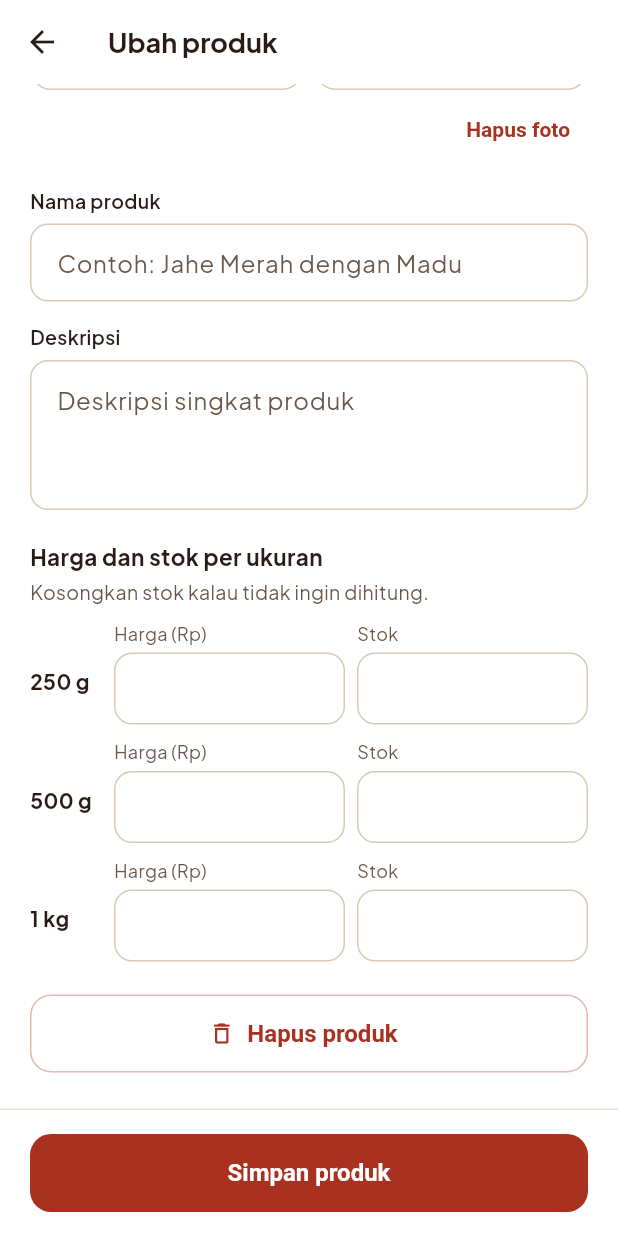
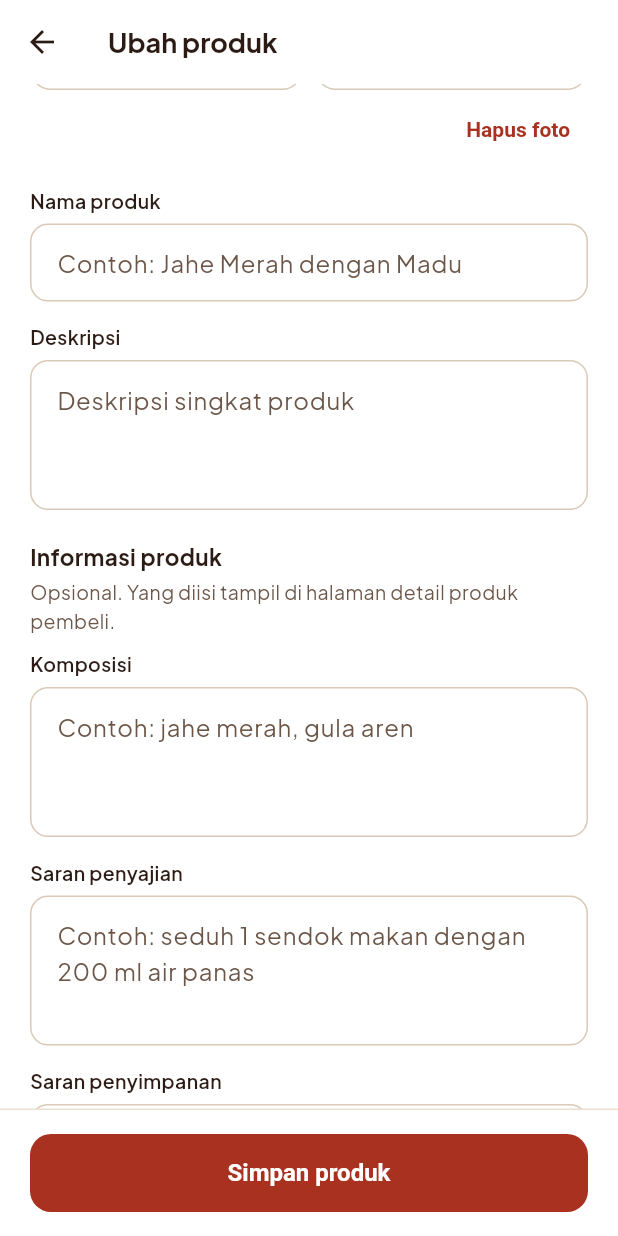
Before and after one commit to alwi-web/Jahe-Sabila-313.apk, a Flutter app: the AdminProductFormScreen screen opened directly with empty values, scrolled down 285 dp, on a phone screen of 412 x 824 dp. Run offline on Flutter 3.47's test engine with Material 3 defaults, Android fonts, the phone set to English and light mode, and no system bars; our stand-ins replace firebase_core, firebase_messaging, google_fonts, image_picker, pdf, printing and 2 more; missing offline and left inert: excel; accounts and stored records are empty.

Commit message:
Admin bisa mengisi komposisi, saran penyajian, dan saran penyimpanan produk (#18)
- Kolom produk.komposisi, saran_penyajian, saran_penyimpanan
  (supabase/migrasi_info_produk.sql, juga schema.sql).
- Formulir produk admin: bagian Informasi produk dengan tiga isian
  opsional.
- Detail produk pembeli: blok Komposisi, Saran penyajian, Saran
  penyimpanan, hanya yang diisi.
- Produk dibaca dengan select('*') supaya katalog tetap jalan sebelum
  SQL dijalankan.


Claude-Session: https://claude.ai/code/session_01VnVquaV24vzXngisXNKw6i

Co-authored-by: Claude <noreply@anthropic.com>

```diff
--- a/lib/data/memory_repository.dart
+++ b/lib/data/memory_repository.dart
@@ -336,6 +336,9 @@ class MemoryRepository implements ShopRepository {
       id: id,
       name: d.name.trim(),
       description: d.description.trim(),
+      composition: d.composition.trim(),
+      servingSuggestion: d.servingSuggestion.trim(),
+      storageSuggestion: d.storageSuggestion.trim(),
       accent: i >= 0 ? _products[i].accent : const Color(0xFFA8321F),
       imageBytes: d.newImageBytes ?? (d.removeImage ? null : d.currentImageBytes),
       variants: [
--- a/lib/data/models.dart
+++ b/lib/data/models.dart
@@ -37,11 +37,19 @@ class Product {
     required List<Variant> variants,
     this.imageUrl,
     this.imageBytes,
+    this.composition = '',
+    this.servingSuggestion = '',
+    this.storageSuggestion = '',
   }) : variants = [...variants]..sort((a, b) => a.size.index.compareTo(b.size.index));
 
   final String id;
   final String name;
   final String description;
+
+  /// Informasi tambahan dari admin; tampil di detail produk kalau diisi.
+  final String composition;
+  final String servingSuggestion;
+  final String storageSuggestion;
 
   /// Warna garis label pada kemasan, pembeda antar varian.
   final Color accent;
@@ -230,6 +238,9 @@ class ProductDraft {
     this.id,
     this.name = '',
     this.description = '',
+    this.composition = '',
+    this.servingSuggestion = '',
+    this.storageSuggestion = '',
     this.imageUrl,
     this.currentImageBytes,
     Map<PackSize, int>? prices,
@@ -241,6 +252,9 @@ class ProductDraft {
   final String? id;
   String name;
   String description;
+  String composition;
+  String servingSuggestion;
+  String storageSuggestion;
 
   /// Foto yang sudah tersimpan (URL di Supabase Storage).
   String? imageUrl;
@@ -261,6 +275,9 @@ class ProductDraft {
         id: p.id,
         name: p.name,
         description: p.description,
+        composition: p.composition,
+        servingSuggestion: p.servingSuggestion,
+        storageSuggestion: p.storageSuggestion,
         imageUrl: p.imageUrl,
         currentImageBytes: p.imageBytes,
         prices: {for (final v in p.variants) v.size: v.price},
--- a/lib/data/supabase_repository.dart
+++ b/lib/data/supabase_repository.dart
@@ -133,7 +133,8 @@ class SupabaseRepository implements ShopRepository {
   Future<List<Product>> fetchProducts() async {
     final rows = await _db
         .from('produk')
-        .select('id, nama, deskripsi, warna, gambar, varian_produk(id, ukuran, harga, stok)')
+        // '*': tetap jalan walaupun kolom informasi produk belum dibuat di database.
+        .select('*, varian_produk(id, ukuran, harga, stok)')
         .eq('aktif', true)
         .order('id');
     return rows.map((p) {
@@ -151,6 +152,9 @@ class SupabaseRepository implements ShopRepository {
         description: (p['deskripsi'] as String?) ?? '',
         accent: colorFromHex(p['warna'] as String?),
         imageUrl: p['gambar'] as String?,
+        composition: (p['komposisi'] as String?) ?? '',
+        servingSuggestion: (p['saran_penyajian'] as String?) ?? '',
+        storageSuggestion: (p['saran_penyimpanan'] as String?) ?? '',
         variants: variants,
       );
     }).where((p) => p.variants.isNotEmpty).toList();
@@ -334,7 +338,14 @@ class SupabaseRepository implements ShopRepository {
 
   @override
   Future<void> adminSaveProduct(ProductDraft d) async {
-    final data = {'nama': d.name.trim(), 'deskripsi': d.description.trim()};
+    String? opsional(String v) => v.trim().isEmpty ? null : v.trim();
+    final data = {
+      'nama': d.name.trim(),
+      'deskripsi': d.description.trim(),
+      'komposisi': opsional(d.composition),
+      'saran_penyajian': opsional(d.servingSuggestion),
+      'saran_penyimpanan': opsional(d.storageSuggestion),
+    };
     final int productId;
     if (d.id == null) {
       final row = await _db.from('produk').insert(data).select('id').single();
--- a/lib/screens/admin/admin_product_form_screen.dart
+++ b/lib/screens/admin/admin_product_form_screen.dart
@@ -22,6 +22,9 @@ class _AdminProductFormScreenState extends State<AdminProductFormScreen> {
   final _form = GlobalKey<FormState>();
   late final _name = TextEditingController(text: widget.draft.name);
   late final _desc = TextEditingController(text: widget.draft.description);
+  late final _composition = TextEditingController(text: widget.draft.composition);
+  late final _serving = TextEditingController(text: widget.draft.servingSuggestion);
+  late final _storage = TextEditingController(text: widget.draft.storageSuggestion);
   late final Map<PackSize, TextEditingController> _price = {
     for (final s in PackSize.values) s: TextEditingController(text: widget.draft.prices[s]?.toString() ?? ''),
   };
@@ -97,6 +100,9 @@ class _AdminProductFormScreenState extends State<AdminProductFormScreen> {
   void dispose() {
     _name.dispose();
     _desc.dispose();
+    _composition.dispose();
+    _serving.dispose();
+    _storage.dispose();
     for (final c in [..._price.values, ..._stock.values]) {
       c.dispose();
     }
@@ -109,6 +115,9 @@ class _AdminProductFormScreenState extends State<AdminProductFormScreen> {
       id: d.id,
       name: _name.text.trim(),
       description: _desc.text.trim(),
+      composition: _composition.text.trim(),
+      servingSuggestion: _serving.text.trim(),
+      storageSuggestion: _storage.text.trim(),
       imageUrl: d.imageUrl,
       currentImageBytes: d.currentImageBytes,
       prices: {for (final s in PackSize.values) s: int.parse(_price[s]!.text.trim())},
@@ -222,6 +231,26 @@ class _AdminProductFormScreenState extends State<AdminProductFormScreen> {
             const SizedBox(height: 14),
             LabeledField(label: 'Deskripsi', controller: _desc, hint: 'Deskripsi singkat produk', maxLines: 3),
             const SizedBox(height: 20),
+            const Text('Informasi produk', style: TextStyle(fontSize: 15, fontWeight: FontWeight.w700)),
+            const SizedBox(height: 4),
+            const Text('Opsional. Yang diisi tampil di halaman detail produk pembeli.',
+                style: TextStyle(fontSize: 13, color: AppColors.muted)),
+            const SizedBox(height: 10),
+            LabeledField(
+                label: 'Komposisi', controller: _composition, hint: 'Contoh: jahe merah, gula aren', maxLines: 3),
+            const SizedBox(height: 14),
+            LabeledField(
+                label: 'Saran penyajian',
+                controller: _serving,
+                hint: 'Contoh: seduh 1 sendok makan dengan 200 ml air panas',
+                maxLines: 3),
+            const SizedBox(height: 14),
+            LabeledField(
+                label: 'Saran penyimpanan',
+                controller: _storage,
+                hint: 'Contoh: simpan di tempat kering dan tertutup rapat',
+                maxLines: 3),
+            const SizedBox(height: 20),
             const Text('Harga dan stok per ukuran', style: TextStyle(fontSize: 15, fontWeight: FontWeight.w700)),
             const SizedBox(height: 4),
             const Text('Kosongkan stok kalau tidak ingin dihitung.', style: TextStyle(fontSize: 13, color: AppColors.muted)),
```
Also changed, not shown: lib/screens/catalog/product_detail_screen.dart (+40 -0 lines), 3 other files.
